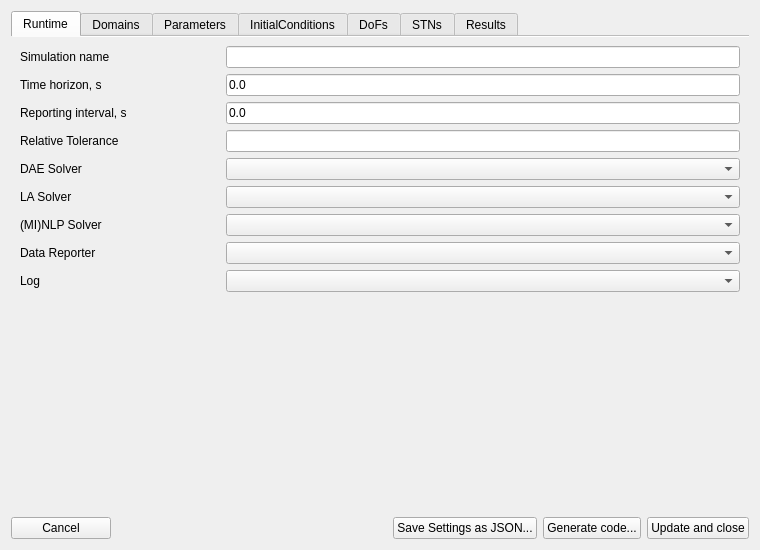
Qt form trunk/daetools-package/daetools/dae_simulator/simulation_explorer.ui (v1kko/daetools) before a commit.
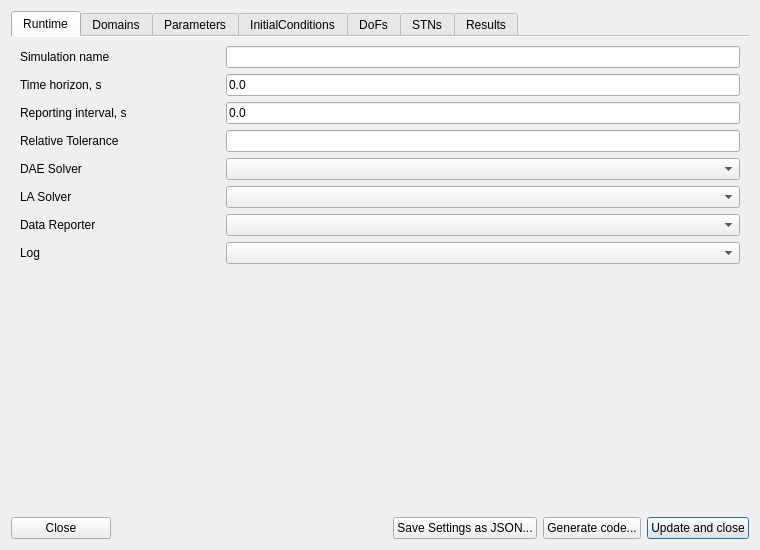
The same form after that commit. Icons and pictures are not drawn.

```diff
--- a/trunk/daetools-package/daetools/dae_simulator/simulation_explorer.ui
+++ b/trunk/daetools-package/daetools/dae_simulator/simulation_explorer.ui
@@ -140,36 +140,26 @@
          <item row="5" column="1">
           <widget class="QComboBox" name="lasolverComboBox"/>
          </item>
-         <item row="7" column="0">
+         <item row="6" column="0">
           <widget class="QLabel" name="dataReporterLabel">
            <property name="text">
             <string>Data Reporter</string>
            </property>
           </widget>
          </item>
-         <item row="7" column="1">
+         <item row="6" column="1">
           <widget class="QComboBox" name="datareporterComboBox"/>
          </item>
-         <item row="8" column="0">
+         <item row="7" column="0">
           <widget class="QLabel" name="logLabel">
            <property name="text">
             <string>Log</string>
            </property>
           </widget>
          </item>
-         <item row="8" column="1">
+         <item row="7" column="1">
           <widget class="QComboBox" name="logComboBox"/>
          </item>
-         <item row="6" column="0">
-          <widget class="QLabel" name="minlpSolverLabel">
-           <property name="text">
-            <string>(MI)NLP Solver</string>
-           </property>
-          </widget>
-         </item>
-         <item row="6" column="1">
-          <widget class="QComboBox" name="minlpsolverComboBox"/>
-         </item>
         </layout>
        </item>
       </layout>
@@ -619,7 +609,7 @@
         <string>&lt;html&gt;&lt;head/&gt;&lt;body&gt;&lt;p&gt;Close this form without updating the simulation.&lt;/p&gt;&lt;/body&gt;&lt;/html&gt;</string>
        </property>
        <property name="text">
-        <string>Cancel</string>
+        <string>Close</string>
        </property>
        <property name="autoDefault">
         <bool>false</bool>
@@ -679,6 +669,9 @@
        <property name="autoDefault">
         <bool>false</bool>
        </property>
+       <property name="default">
+        <bool>true</bool>
+       </property>
       </widget>
      </item>
     </layout>
```
